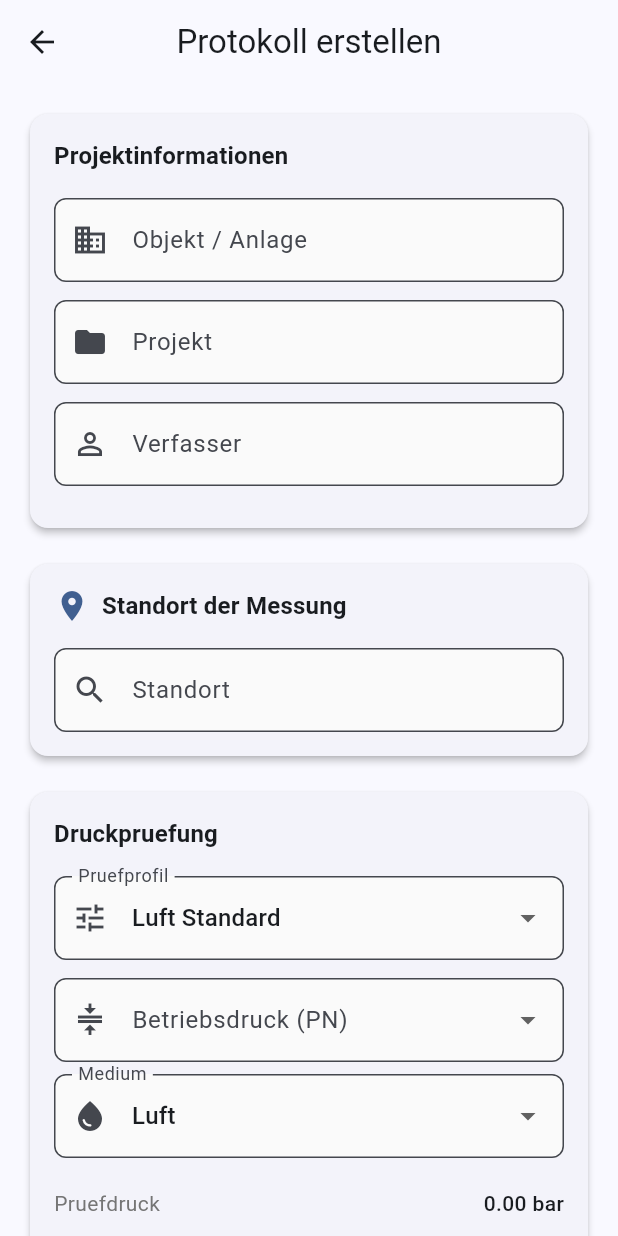
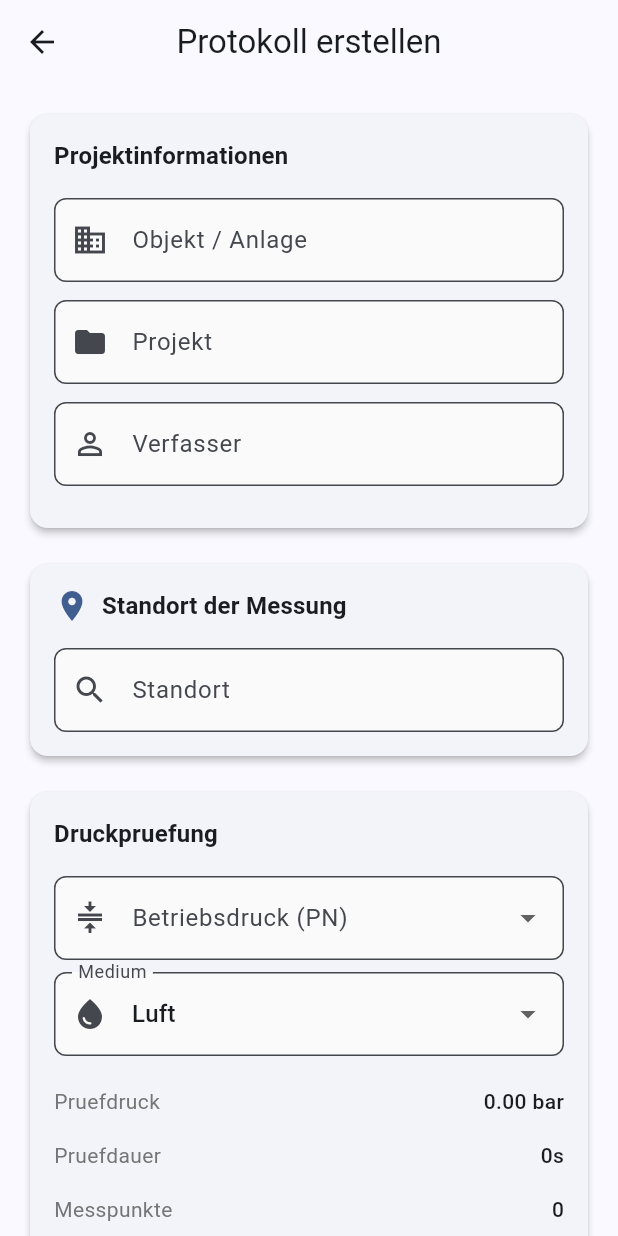
Before and after one commit to someFisherman/prezio-v2, a Flutter app: the ProtocolFormScreen screen opened directly with empty values, on a phone screen of 412 x 824 dp. Run offline on Flutter 3.47's test engine with Material 3 defaults, Android fonts, the phone set to English and light mode, and no system bars; our stand-ins replace csv, fl_chart, flutter_riverpod, geolocator, pdf, shared_preferences and 1 more; missing offline and left inert: flutter_email_sender; accounts and stored records are empty; statements that could not run were skipped.

Commit message:
Profil-Dropdown und Custom-Felder entfernt, Profil wird automatisch aus Medium bestimmt
Made-with: Cursor

```diff
--- a/lib/screens/protocol_form_screen.dart
+++ b/lib/screens/protocol_form_screen.dart
@@ -35,19 +35,11 @@ class _ProtocolFormScreenState extends ConsumerState<ProtocolFormScreen> {
 
   int _selectedPN = 25;
   TestMedium _selectedMedium = TestMedium.air;
-  late TestProfile _selectedProfile;
   ValidationResult? _validationResult;
   List<NominatimPlace> _locationSuggestions = [];
   Timer? _searchDebounce;
   double? _latitude;
   double? _longitude;
-
-  // Custom profile overrides
-  late TextEditingController _customHoldHoursController;
-  late TextEditingController _customMaxDropController;
-  late TextEditingController _customFactorController;
-  late TextEditingController _customRatioController;
-  late TextEditingController _customGapController;
 
 
 
@@ -66,20 +58,6 @@ class _ProtocolFormScreenState extends ConsumerState<ProtocolFormScreen> {
       _selectedPN = meta.pn!;
       _selectedMedium = meta.medium == 'water' ? TestMedium.water : TestMedium.air;
     }
-
-    _selectedProfile = TestProfile.findForMedium(_selectedMedium) ??
-        TestProfile.defaultProfiles.first;
-
-    _customHoldHoursController =
-        TextEditingController(text: _selectedProfile.holdDurationHours.toString());
-    _customMaxDropController =
-        TextEditingController(text: _selectedProfile.maxPressureDropBar.toString());
-    _customFactorController =
-        TextEditingController(text: _selectedProfile.pressureFactor.toString());
-    _customRatioController =
-        TextEditingController(text: _selectedProfile.minValidPressureRatio.toString());
-    _customGapController =
-        TextEditingController(text: _selectedProfile.maxDataGapSeconds.toString());
 
     _loadStoredValues();
     _runValidation();
@@ -155,16 +133,8 @@ class _ProtocolFormScreenState extends ConsumerState<ProtocolFormScreen> {
   }
 
   TestProfile get _activeProfile {
-    if (!_selectedProfile.isCustom) return _selectedProfile;
-
-    return _selectedProfile.copyWith(
-      medium: _selectedMedium,
-      pressureFactor: double.tryParse(_customFactorController.text) ?? 1.5,
-      holdDurationHours: double.tryParse(_customHoldHoursController.text) ?? 1.0,
-      minValidPressureRatio: double.tryParse(_customRatioController.text) ?? 0.98,
-      maxPressureDropBar: double.tryParse(_customMaxDropController.text) ?? 0.2,
-      maxDataGapSeconds: int.tryParse(_customGapController.text) ?? 60,
-    );
+    return TestProfile.findForMedium(_selectedMedium) ??
+        TestProfile.defaultProfiles.first;
   }
 
   void _runValidation() {
@@ -189,11 +159,6 @@ class _ProtocolFormScreenState extends ConsumerState<ProtocolFormScreen> {
     _technicianController.dispose();
     _notesController.dispose();
     _locationController.dispose();
-    _customHoldHoursController.dispose();
-    _customMaxDropController.dispose();
-    _customFactorController.dispose();
-    _customRatioController.dispose();
-    _customGapController.dispose();
     _searchDebounce?.cancel();
     super.dispose();
   }
@@ -287,6 +252,7 @@ class _ProtocolFormScreenState extends ConsumerState<ProtocolFormScreen> {
   }
 
   Widget _buildPressureTestCard() {
+    final profile = _activeProfile;
     return Card(
       child: Padding(
         padding: const EdgeInsets.all(16),
@@ -296,114 +262,17 @@ class _ProtocolFormScreenState extends ConsumerState<ProtocolFormScreen> {
             Text('Druckpruefung',
                 style: Theme.of(context).textTheme.titleMedium?.copyWith(fontWeight: FontWeight.bold)),
             const SizedBox(height: 16),
-            _buildProfileDropdown(),
-            const SizedBox(height: 12),
             _buildPNDropdown(),
             const SizedBox(height: 8),
             _buildMediumDropdown(),
-            if (_selectedProfile.isCustom) ...[
-              const SizedBox(height: 16),
-              const Divider(),
-              const SizedBox(height: 8),
-              Text('Benutzerdefinierte Parameter',
-                  style: TextStyle(
-                    fontWeight: FontWeight.w500,
-                    color: Colors.grey[700],
-                    fontSize: 13,
-                  )),
-              const SizedBox(height: 12),
-              _buildCustomParamField(
-                controller: _customFactorController,
-                label: 'Druckfaktor (x PN)',
-                suffix: 'x',
-              ),
-              _buildCustomParamField(
-                controller: _customHoldHoursController,
-                label: 'Haltezeit',
-                suffix: 'h',
-              ),
-              _buildCustomParamField(
-                controller: _customMaxDropController,
-                label: 'Max. Druckabfall',
-                suffix: 'bar',
-              ),
-              _buildCustomParamField(
-                controller: _customRatioController,
-                label: 'Min. Druck-Ratio',
-                suffix: '',
-              ),
-              _buildCustomParamField(
-                controller: _customGapController,
-                label: 'Max. Datenluecke',
-                suffix: 's',
-              ),
-            ],
             const SizedBox(height: 12),
             _buildReadOnlyRow('Pruefdruck', '${Formatters.formatPressure(_testPressure)} bar'),
-            _buildReadOnlyRow('Pruefart', 'Manometer'),
             _buildReadOnlyRow('Pruefdauer', Formatters.formatDuration(widget.measurement.duration)),
             _buildReadOnlyRow('Messpunkte', widget.measurement.samples.length.toString()),
-            if (!_selectedProfile.isCustom) ...[
-              _buildReadOnlyRow('Haltezeit (Soll)', '${_selectedProfile.holdDurationHours}h'),
-              _buildReadOnlyRow('Max. Druckabfall', '${_selectedProfile.maxPressureDropBar} bar'),
-            ],
+            _buildReadOnlyRow('Max. Druckabfall', '${profile.maxPressureDropBar} bar'),
           ],
         ),
       ),
-    );
-  }
-
-  Widget _buildCustomParamField({
-    required TextEditingController controller,
-    required String label,
-    required String suffix,
-  }) {
-    return Padding(
-      padding: const EdgeInsets.only(bottom: 10),
-      child: TextFormField(
-        controller: controller,
-        decoration: InputDecoration(
-          labelText: label,
-          suffixText: suffix,
-          isDense: true,
-          contentPadding: const EdgeInsets.symmetric(horizontal: 12, vertical: 10),
-        ),
-        keyboardType: const TextInputType.numberWithOptions(decimal: true),
-        onChanged: (_) => _runValidation(),
-      ),
-    );
-  }
-
-  Widget _buildProfileDropdown() {
-    return DropdownButtonFormField<String>(
-      initialValue: _selectedProfile.id,
-      decoration: const InputDecoration(
-        labelText: 'Pruefprofil',
-        prefixIcon: Icon(Icons.tune),
-      ),
-      items: TestProfile.defaultProfiles.map((p) {
-        return DropdownMenuItem(
-          value: p.id,
-          child: Text(p.name),
-        );
-      }).toList(),
-      onChanged: (value) {
-        if (value != null) {
-          final profile = TestProfile.defaultProfiles.firstWhere((p) => p.id == value);
-          setState(() {
-            _selectedProfile = profile;
-            if (!profile.isCustom) {
-              _selectedMedium = profile.medium;
-            }
-            _customHoldHoursController.text = profile.holdDurationHours.toString();
-            _customMaxDropController.text = profile.maxPressureDropBar.toString();
-            _customFactorController.text = profile.pressureFactor.toString();
-            _customRatioController.text = profile.minValidPressureRatio.toString();
-            _customGapController.text = profile.maxDataGapSeconds.toString();
-          });
-          _runValidation();
-        }
-      },
     );
   }
 
```
